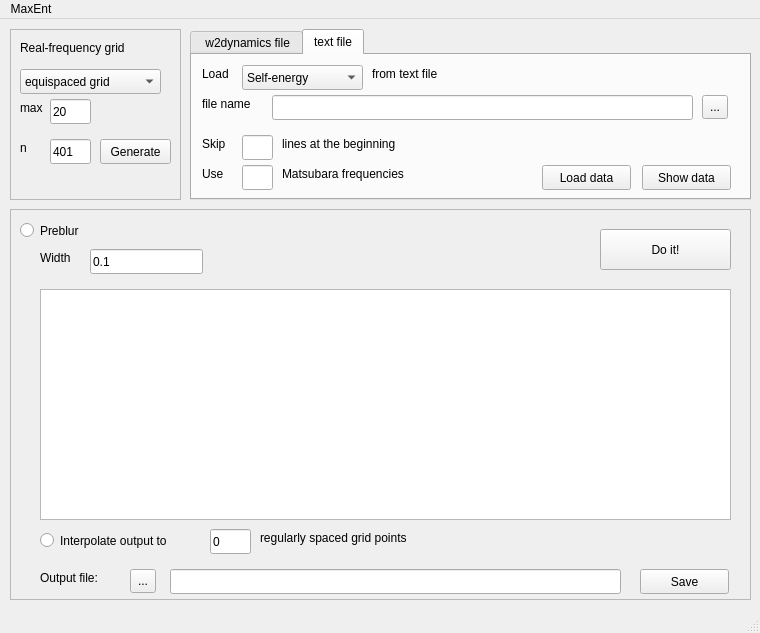
First picture: the form in gui/maxent_ui.ui, repository josefkaufmann/ana_cont, before the edit.
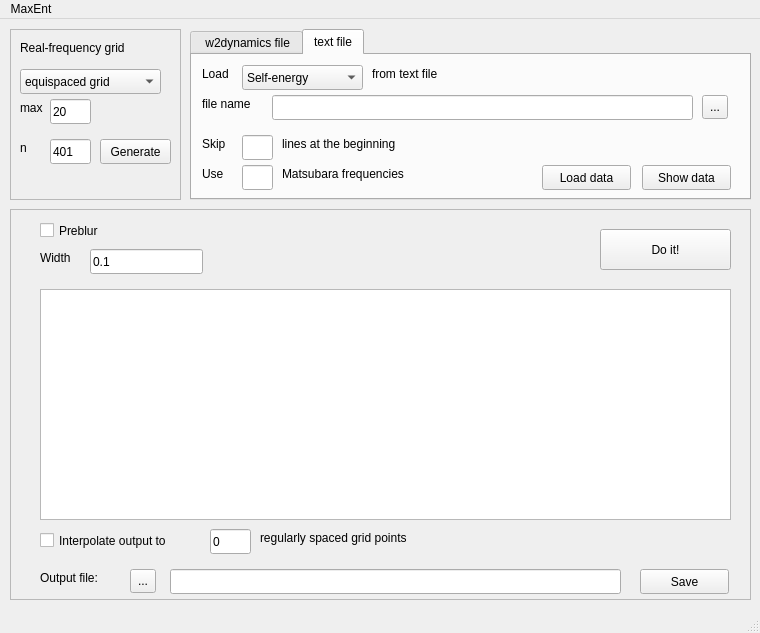
Second picture: the form after the edit.

Commit message: change radio buttons to checkboxes

Diff of the .ui file:
```diff
--- a/gui/maxent_ui.ui
+++ b/gui/maxent_ui.ui
@@ -174,22 +174,6 @@
       <string>Do it!</string>
      </property>
     </widget>
-    <widget class="QRadioButton" name="preblur_button">
-     <property name="geometry">
-      <rect>
-       <x>10</x>
-       <y>10</y>
-       <width>71</width>
-       <height>23</height>
-      </rect>
-     </property>
-     <property name="toolTip">
-      <string>check this if you want to use preblur</string>
-     </property>
-     <property name="text">
-      <string>Preblur</string>
-     </property>
-    </widget>
     <widget class="QLineEdit" name="blur_width">
      <property name="geometry">
       <rect>
@@ -290,19 +274,6 @@
       <string>Output file:</string>
      </property>
     </widget>
-    <widget class="QRadioButton" name="interpolate_button">
-     <property name="geometry">
-      <rect>
-       <x>30</x>
-       <y>320</y>
-       <width>171</width>
-       <height>23</height>
-      </rect>
-     </property>
-     <property name="text">
-      <string>Interpolate output to</string>
-     </property>
-    </widget>
     <widget class="QLineEdit" name="n_interpolation">
      <property name="geometry">
       <rect>
@@ -332,6 +303,38 @@
       <string>regularly spaced grid points</string>
      </property>
     </widget>
+    <widget class="QCheckBox" name="preblur_checkbox">
+     <property name="geometry">
+      <rect>
+       <x>30</x>
+       <y>10</y>
+       <width>92</width>
+       <height>23</height>
+      </rect>
+     </property>
+     <property name="toolTip">
+      <string>check this if you want to use preblur</string>
+     </property>
+     <property name="text">
+      <string>Preblur</string>
+     </property>
+    </widget>
+    <widget class="QCheckBox" name="interpolate_checkbox">
+     <property name="geometry">
+      <rect>
+       <x>30</x>
+       <y>320</y>
+       <width>171</width>
+       <height>23</height>
+      </rect>
+     </property>
+     <property name="toolTip">
+      <string>check this for interpolating output to regular grid</string>
+     </property>
+     <property name="text">
+      <string>Interpolate output to</string>
+     </property>
+    </widget>
    </widget>
    <widget class="QTabWidget" name="input_data_tabs">
     <property name="geometry">
```
The commit also changes 2 other files.
